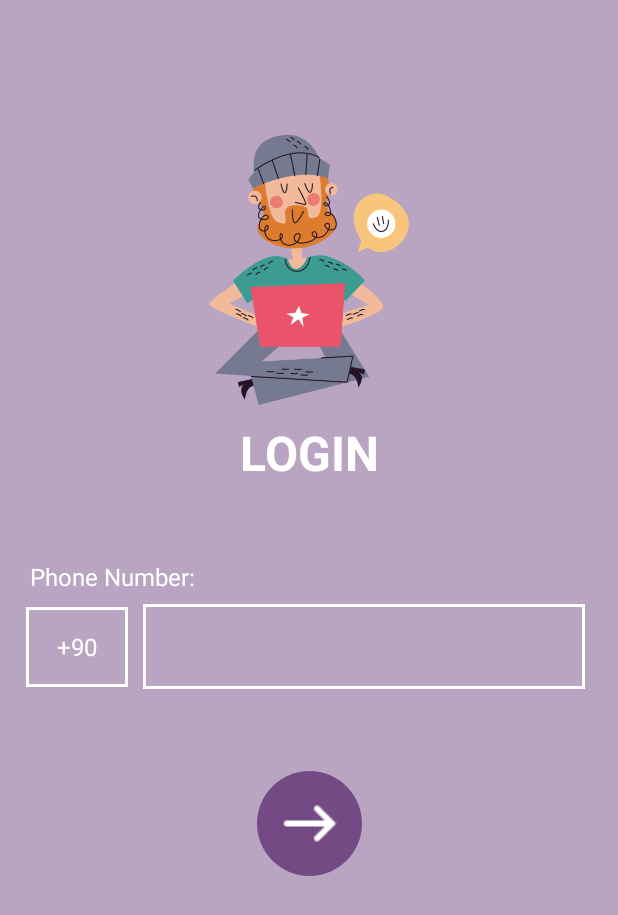
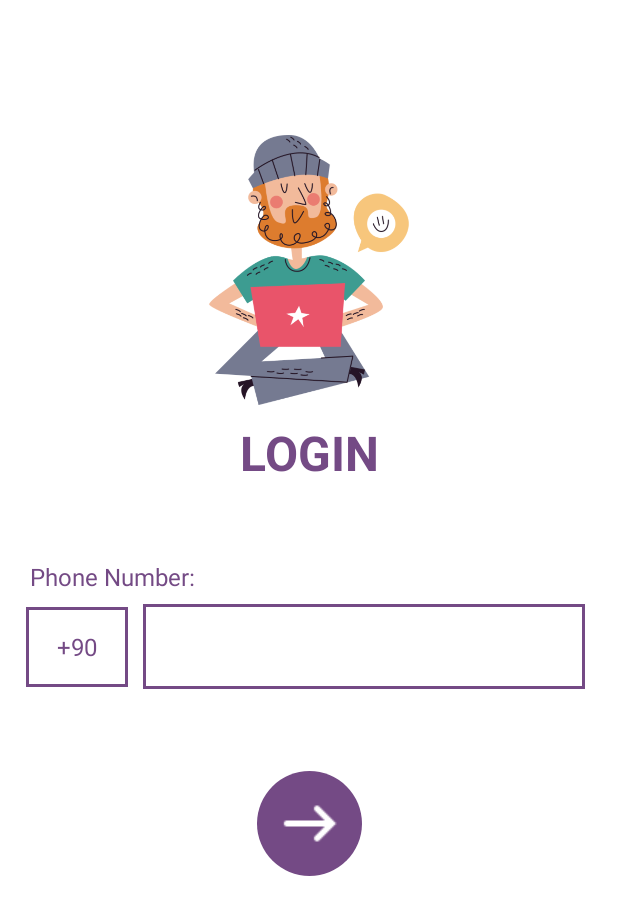
Before and after one commit to Feyzarkt/FirebasePhoneAuthentication, an Android app: the screen it shows after launch (MainActivity), on a phone screen of 412 x 824 dp. Shown: the top 915 px of the screen. Run offline under Robolectric (Android 15) with nearby library versions, the light colour scheme and no system bars; our stand-ins replace Dagger/Hilt's generated code, Firebase (no records; nobody signed in at launch, a user with empty details on screens opened directly); plain views replace OtpView; 1 statement that could not run was skipped.

Commit message:
change colors

```diff
--- a/app/src/main/java/com/feyzaurkut/firebasephoneauth/ui/login/LoginFragment.kt
+++ b/app/src/main/java/com/feyzaurkut/firebasephoneauth/ui/login/LoginFragment.kt
@@ -2,6 +2,7 @@ package com.feyzaurkut.firebasephoneauth.ui.login
 
 import android.os.Bundle
 import android.os.CountDownTimer
+import android.util.Log
 import android.view.LayoutInflater
 import android.view.View
 import android.view.ViewGroup
@@ -84,16 +85,16 @@ class LoginFragment : Fragment() {
 
             otpView.addTextChangedListener {
                 tvWrongCode.text = ""
-                otpView.setTextColor(ContextCompat.getColor(requireContext(), R.color.white))
-                otpView.setItemBackground(getDrawable(requireContext(), R.drawable.bg_white_border))
+                otpView.setTextColor(ContextCompat.getColor(requireContext(), R.color.purple))
+                otpView.setItemBackground(getDrawable(requireContext(), R.drawable.bg_purple_border))
             }
 
             etMobileNumberInput.addTextChangedListener {
                 tvErrorMessage.text = ""
-                tvCountryCode.setBackgroundResource(R.drawable.bg_white_border)
-                etMobileNumberInput.setBackgroundResource(R.drawable.bg_white_border)
-                tvCountryCode.setTextColor(ContextCompat.getColor(requireContext(), R.color.white))
-                etMobileNumberInput.setTextColor(ContextCompat.getColor(requireContext(), R.color.white))
+                tvCountryCode.setBackgroundResource(R.drawable.bg_purple_border)
+                etMobileNumberInput.setBackgroundResource(R.drawable.bg_purple_border)
+                tvCountryCode.setTextColor(ContextCompat.getColor(requireContext(), R.color.purple))
+                etMobileNumberInput.setTextColor(ContextCompat.getColor(requireContext(), R.color.purple))
             }
         }
 
@@ -188,6 +189,7 @@ class LoginFragment : Fragment() {
 
             override fun onVerificationFailed(e: FirebaseException) {
                 binding.progressBar.isVisible = false
+                Log.e("fail", "$e")
                 with(binding) {
                     tvErrorMessage.text = getString(R.string.phone_num_is_wrong)
                     tvCountryCode.setBackgroundResource(R.drawable.bg_red_border)
--- a/app/src/main/res/drawable/bg_white_border.xml
+++ b/app/src/main/res/drawable/bg_purple_border.xml
@@ -2,6 +2,6 @@
 <shape xmlns:android="http://schemas.android.com/apk/res/android"
     android:shape="rectangle">
     <stroke
-        android:color="@color/white"
+        android:color="@color/purple"
         android:width="2dp"/>
 </shape>
--- a/app/src/main/res/layout/fragment_login.xml
+++ b/app/src/main/res/layout/fragment_login.xml
@@ -5,7 +5,7 @@
     android:layout_height="match_parent"
     xmlns:app="http://schemas.android.com/apk/res-auto"
     tools:context=".ui.login.LoginFragment"
-    android:background="@color/light_purple">
+    android:background="@color/white">
 
     <ProgressBar
         android:id="@+id/progressBar"
@@ -53,7 +53,7 @@
                 android:layout_marginTop="10dp"
                 android:textSize="32sp"
                 android:textStyle="bold"
-                android:textColor="@color/white"
+                android:textColor="@color/purple"
                 app:layout_constraintTop_toBottomOf="@+id/ivAppIcon"
                 app:layout_constraintStart_toStartOf="parent"
                 app:layout_constraintEnd_toEndOf="parent"/>
@@ -67,7 +67,7 @@
                 android:layout_marginTop="50dp"
                 android:layout_marginBottom="8dp"
                 android:textSize="16sp"
-                android:textColor="@color/white"
+                android:textColor="@color/purple"
                 android:text="@string/your_phone_num"
                 app:layout_constraintTop_toBottomOf="@+id/tvAppName"
                 app:layout_constraintStart_toStartOf="parent"/>
@@ -88,12 +88,12 @@
                     android:layout_width="68dp"
                     android:layout_height="53dp"
                     android:text="@string/country_code"
-                    android:background="@drawable/bg_white_border"
+                    android:background="@drawable/bg_purple_border"
                     android:layout_marginTop="3dp"
                     android:layout_marginStart="15dp"
                     android:layout_gravity="center_vertical"
                     android:gravity="center"
-                    android:textColor="@color/white"
+                    android:textColor="@color/purple"
                     android:textSize="16sp"/>
 
                 <com.google.android.material.textfield.TextInputLayout
@@ -111,8 +111,8 @@
                         android:layout_width="match_parent"
                         android:layout_height="wrap_content"
                         android:inputType="number"
-                        android:textColor="@color/white"
-                        android:background="@drawable/bg_white_border"
+                        android:textColor="@color/purple"
+                        android:background="@drawable/bg_purple_border"
                         android:maxLength="10"
                         android:textSize="16sp" />
 
@@ -178,7 +178,7 @@
                 android:textSize="38sp"
                 tools:text="1:25"
                 android:gravity="center"
-                android:textColor="@color/white"
+                android:textColor="@color/purple"
                 app:layout_constraintTop_toBottomOf="@id/ivTimer"
                 app:layout_constraintStart_toStartOf="parent"
                 app:layout_constraintEnd_toEndOf="parent"/>
@@ -189,7 +189,7 @@
                 android:layout_height="wrap_content"
                 android:layout_marginTop="50dp"
                 android:textSize="16sp"
-                android:textColor="@color/white"
+                android:textColor="@color/purple"
                 android:text="@string/verification_code"
                 app:layout_constraintStart_toStartOf="@id/otpView"
                 app:layout_constraintTop_toBottomOf="@+id/tvTimer"/>
@@ -202,8 +202,8 @@
                 app:itemHeight="47dp"
                 android:layout_marginTop="10dp"
                 android:inputType="number"
-                android:itemBackground="@drawable/bg_white_border"
-                android:textColor="@android:color/white"
+                android:itemBackground="@drawable/bg_purple_border"
+                android:textColor="@color/purple"
                 app:itemCount="6"
                 app:viewType="none"
                 android:focusableInTouchMode="true"
@@ -231,7 +231,7 @@
                 android:layout_marginTop="33dp"
                 android:layout_marginHorizontal="55dp"
                 android:text="@string/verify"
-                android:background="@drawable/bg_pink"
+                android:background="@drawable/bg_purple"
                 android:textSize="18sp"
                 android:textColor="@color/white"
                 app:layout_constraintStart_toStartOf="parent"
@@ -246,7 +246,7 @@
                 android:layout_marginTop="10dp"
                 android:layout_marginBottom="8dp"
                 android:textSize="18sp"
-                android:textColor="@color/white"
+                android:textColor="@color/purple"
                 android:text="@string/resend_code"
                 app:layout_constraintTop_toBottomOf="@id/btnContinue"
                 app:layout_constraintEnd_toEndOf="parent"
--- a/app/src/main/res/values-night/themes.xml
+++ b/app/src/main/res/values-night/themes.xml
@@ -3,7 +3,7 @@
     <style name="Theme.FirebasePhoneAuth" parent="Theme.MaterialComponents.DayNight.NoActionBar">
         <!-- Primary brand color. -->
         <item name="colorPrimary">@color/purple_200</item>
-        <item name="colorPrimaryVariant">@color/purple_700</item>
+        <item name="colorPrimaryVariant">@color/light_purple</item>
         <item name="colorOnPrimary">@color/black</item>
         <!-- Secondary brand color. -->
         <item name="colorSecondary">@color/teal_200</item>
--- a/app/src/main/res/values/themes.xml
+++ b/app/src/main/res/values/themes.xml
@@ -3,7 +3,7 @@
     <style name="Theme.FirebasePhoneAuth" parent="Theme.MaterialComponents.DayNight.NoActionBar">
         <!-- Primary brand color. -->
         <item name="colorPrimary">@color/purple_500</item>
-        <item name="colorPrimaryVariant">@color/purple_700</item>
+        <item name="colorPrimaryVariant">@color/light_purple</item>
         <item name="colorOnPrimary">@color/white</item>
         <!-- Secondary brand color. -->
         <item name="colorSecondary">@color/teal_200</item>
```
Also changed, not shown: app/src/main/res/drawable/bg_purple.xml (renamed from app/src/main/res/drawable/bg_pink.xml).
